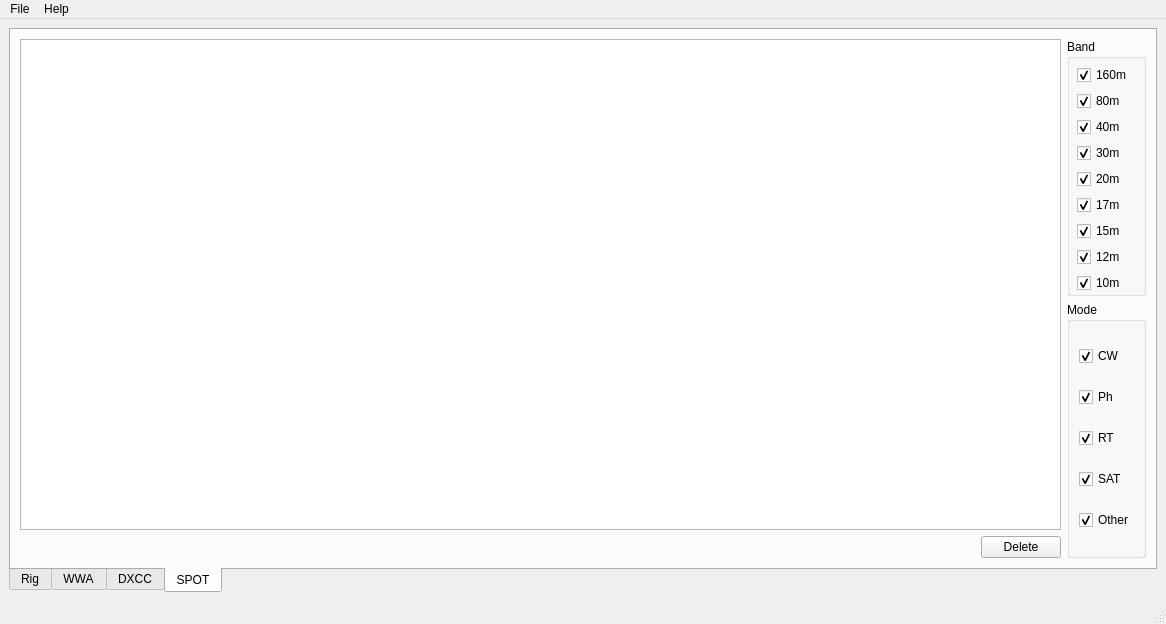
First picture: the form in mainwindow.ui, repository eloranta/HamVibe, before the edit.
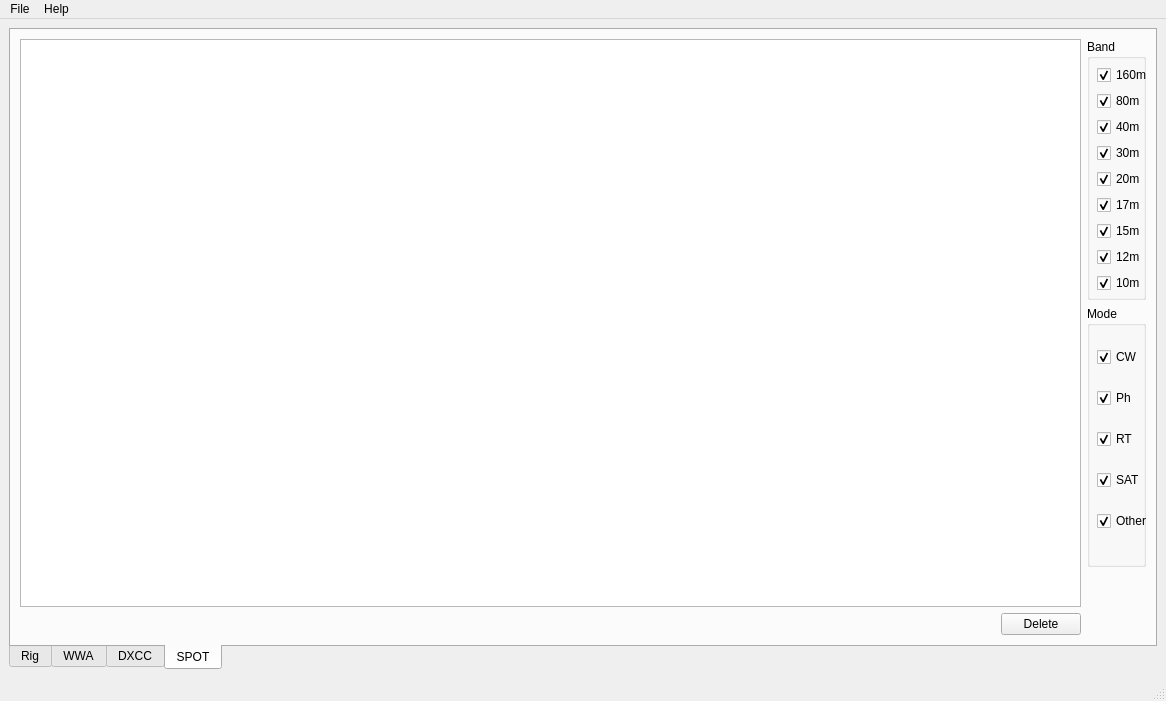
Second picture: the form after the edit. Custom widgets are drawn as their Qt base class.

Commit message: add filter by band and mode

Diff of the .ui file:
```diff
--- a/mainwindow.ui
+++ b/mainwindow.ui
@@ -7,7 +7,7 @@
     <x>0</x>
     <y>0</y>
     <width>1166</width>
-    <height>624</height>
+    <height>701</height>
    </rect>
   </property>
   <property name="windowTitle">
@@ -1100,66 +1100,16 @@
         <string>SPOT</string>
        </attribute>
        <layout class="QGridLayout" name="gridLayout_6">
-        <item row="1" column="1">
-         <widget class="QGroupBox" name="spotModesGroupBox">
-          <property name="title">
-           <string>Mode</string>
-          </property>
-          <layout class="QVBoxLayout" name="verticalLayout_8">
-           <item>
-            <widget class="QCheckBox" name="spotModeCwCheckBox">
-             <property name="text">
-              <string>CW</string>
-             </property>
-             <property name="checked">
+        <item row="0" column="0">
+         <widget class="QTableView" name="spotTableView">
+          <attribute name="horizontalHeaderStretchLastSection">
               <bool>true</bool>
-             </property>
-            </widget>
-           </item>
-           <item>
-            <widget class="QCheckBox" name="spotModePhCheckBox">
-             <property name="text">
-              <string>Ph</string>
-             </property>
-             <property name="checked">
-              <bool>true</bool>
-             </property>
-            </widget>
-           </item>
-           <item>
-            <widget class="QCheckBox" name="spotModeRtCheckBox">
-             <property name="text">
-              <string>RT</string>
-             </property>
-             <property name="checked">
-              <bool>true</bool>
-             </property>
-            </widget>
-           </item>
-           <item>
-            <widget class="QCheckBox" name="spotModeSatCheckBox">
-             <property name="text">
-              <string>SAT</string>
-             </property>
-             <property name="checked">
-              <bool>true</bool>
-             </property>
-            </widget>
-           </item>
-           <item>
-            <widget class="QCheckBox" name="spotModeOtherCheckBox">
-             <property name="text">
-              <string>Other</string>
-             </property>
-             <property name="checked">
-              <bool>true</bool>
-             </property>
-            </widget>
-           </item>
-          </layout>
+          </attribute>
          </widget>
         </item>
         <item row="0" column="1">
+         <layout class="QVBoxLayout" name="verticalLayout_6" stretch="1,1,0">
+          <item>
          <widget class="QGroupBox" name="spotBandsGroupBox">
           <property name="title">
            <string>Band</string>
@@ -1326,12 +1276,109 @@
           </widget>
          </widget>
         </item>
-        <item row="0" column="0" rowspan="2">
-         <layout class="QVBoxLayout" name="verticalLayout_6">
           <item>
-           <widget class="QTableView" name="spotTableView"/>
+           <widget class="QGroupBox" name="spotModesGroupBox">
+            <property name="title">
+             <string>Mode</string>
+            </property>
+            <widget class="QCheckBox" name="spotModeCwCheckBox">
+             <property name="geometry">
+              <rect>
+               <x>10</x>
+               <y>41</y>
+               <width>42</width>
+               <height>20</height>
+              </rect>
+             </property>
+             <property name="text">
+              <string>CW</string>
+             </property>
+             <property name="checked">
+              <bool>true</bool>
+             </property>
+            </widget>
+            <widget class="QCheckBox" name="spotModePhCheckBox">
+             <property name="geometry">
+              <rect>
+               <x>10</x>
+               <y>82</y>
+               <width>37</width>
+               <height>20</height>
+              </rect>
+             </property>
+             <property name="text">
+              <string>Ph</string>
+             </property>
+             <property name="checked">
+              <bool>true</bool>
+             </property>
+            </widget>
+            <widget class="QCheckBox" name="spotModeRtCheckBox">
+             <property name="geometry">
+              <rect>
+               <x>10</x>
+               <y>123</y>
+               <width>36</width>
+               <height>20</height>
+              </rect>
+             </property>
+             <property name="text">
+              <string>RT</string>
+             </property>
+             <property name="checked">
+              <bool>true</bool>
+             </property>
+            </widget>
+            <widget class="QCheckBox" name="spotModeSatCheckBox">
+             <property name="geometry">
+              <rect>
+               <x>10</x>
+               <y>164</y>
+               <width>43</width>
+               <height>20</height>
+              </rect>
+             </property>
+             <property name="text">
+              <string>SAT</string>
+             </property>
+             <property name="checked">
+              <bool>true</bool>
+             </property>
+            </widget>
+            <widget class="QCheckBox" name="spotModeOtherCheckBox">
+             <property name="geometry">
+              <rect>
+               <x>10</x>
+               <y>205</y>
+               <width>53</width>
+               <height>20</height>
+              </rect>
+             </property>
+             <property name="text">
+              <string>Other</string>
+             </property>
+             <property name="checked">
+              <bool>true</bool>
+             </property>
+            </widget>
+           </widget>
           </item>
           <item>
+           <spacer name="verticalSpacer_4">
+            <property name="orientation">
+             <enum>Qt::Orientation::Vertical</enum>
+            </property>
+            <property name="sizeHint" stdset="0">
+             <size>
+              <width>20</width>
+              <height>40</height>
+             </size>
+            </property>
+           </spacer>
+          </item>
+         </layout>
+        </item>
+        <item row="1" column="0">
            <layout class="QHBoxLayout" name="horizontalLayout_10">
             <item>
              <spacer name="horizontalSpacer_11">
@@ -1352,8 +1399,6 @@
                <string>Delete</string>
               </property>
              </widget>
-            </item>
-           </layout>
           </item>
          </layout>
         </item>
```
Lines whose indentation alone changed are shown as unchanged. The commit also changes 4 other files.
